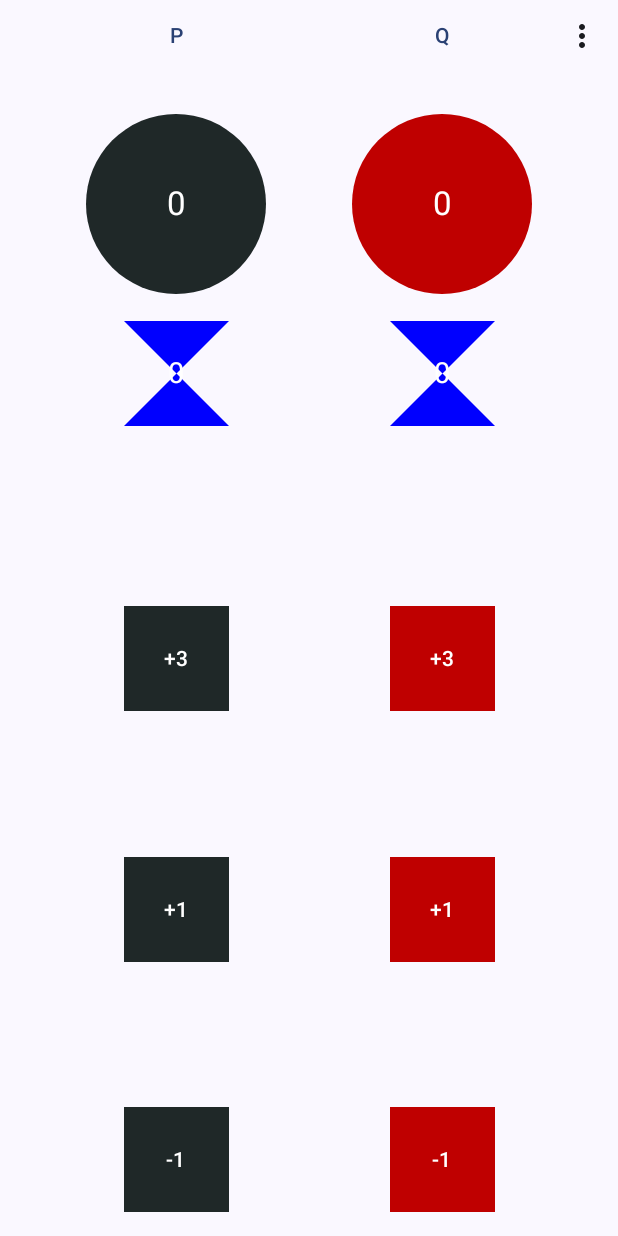
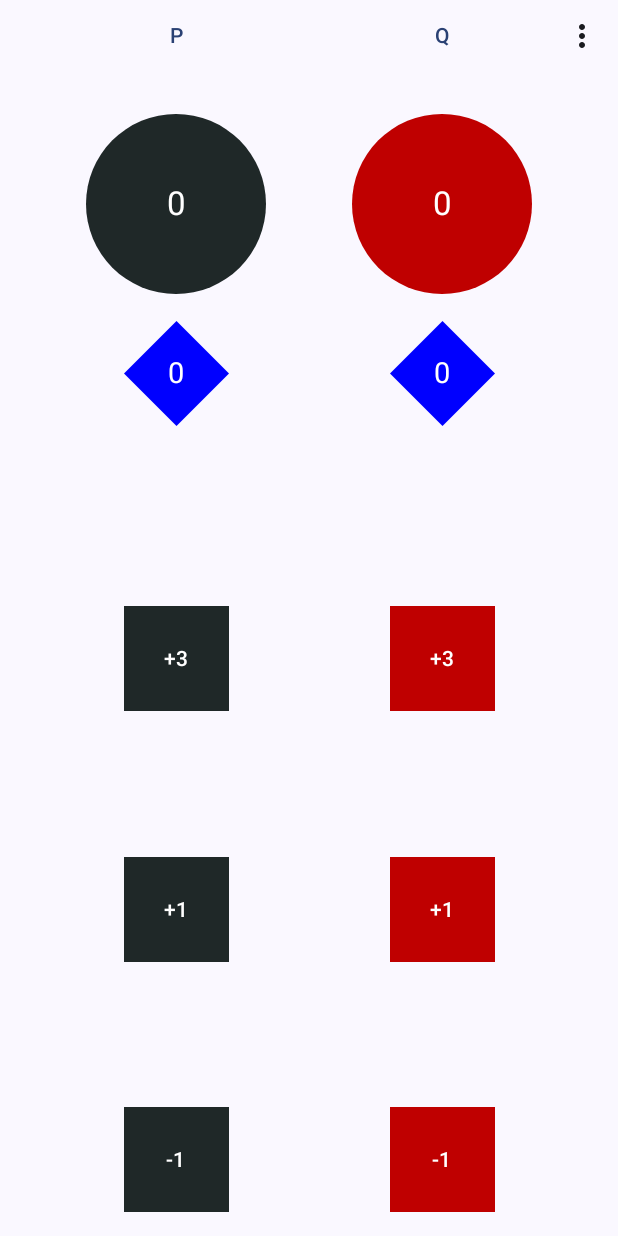
Before and after one commit to alexaleluia12/SomaTruco2, an Android app built with Jetpack Compose: the screen it shows after launch (MainActivity), on a phone screen of 412 x 824 dp. Run offline under Robolectric (Android 15) with nearby library versions, the phone set to English and light mode, and no system bars.

Commit message:
arruma forma/shape componente de vitorias

```diff
--- a/app/src/main/java/com/alexaleluia12/somatruco2/MainActivity.kt
+++ b/app/src/main/java/com/alexaleluia12/somatruco2/MainActivity.kt
@@ -43,7 +43,6 @@ import androidx.compose.runtime.remember
 import androidx.compose.runtime.setValue
 import androidx.compose.ui.Alignment
 import androidx.compose.ui.Modifier
-import androidx.compose.ui.geometry.Offset
 import androidx.compose.ui.geometry.Size
 import androidx.compose.ui.graphics.Color
 import androidx.compose.ui.graphics.Outline
@@ -71,6 +70,7 @@ class MainActivity : ComponentActivity() {
         super.onCreate(savedInstanceState)
         window.addFlags(WindowManager.LayoutParams.FLAG_KEEP_SCREEN_ON)
         val sound = SoundPool.Builder().setMaxStreams(1).build()
+        // TODO(usar lazy inity)
         val soundId = sound.load(applicationContext, R.raw.bit_sound, 1)
 
 
@@ -242,7 +242,7 @@ fun Player(
                 color = Color.White,
                 modifier = Modifier
                     .size(70.dp)
-                    .background(color = Color.Blue, shape = PentagoShape())
+                    .background(color = Color.Blue, shape = GoldenShape())
                     .wrapContentHeight(align = Alignment.CenterVertically)
 
             )
@@ -292,42 +292,33 @@ fun Player(
     }
 }
 
-class PentagoShape : Shape {
+class GoldenShape : Shape {
     override fun createOutline(
         size: Size,
         layoutDirection: LayoutDirection,
         density: Density
     ): Outline {
+
         return Outline.Generic(
-            path = mycustonDraw(size = size)
+            path = rotatedSquare(size = size)
         )
     }
-    // TODO(deixar estrela certinho)
-    fun mycustonDraw(size: Size): Path {
+
+    private fun rotatedSquare(size: Size): Path {
         val path = Path()
-        path.moveTo(0f, 0f)
-        path.lineTo(size.width / 2f, size.height / 2f)
-        path.lineTo(size.width, 0f)
+        path.moveTo(size.width / 2f, size.height)
+        path.lineTo(size.width, size.height / 2f)
+
+        path.lineTo(size.width / 2f, 0f)
+        path.lineTo(0f, size.height / 2f)
+
         path.close()
 
-        val tp = Path().apply {
-            moveTo(0f, 0f)
-            lineTo(size.width / 2f, size.height / 2f)
-            lineTo(size.width, 0f)
-            close()
-        }
-        val bt = Path().apply {
-            moveTo(0f, size.height)
-            lineTo(size.width / 2f, size.height / 2f)
-            lineTo(size.width, size.height)
-            close()
-        }
-        tp.addPath(bt, Offset(0f, 0f))
-        return tp
+        return path
     }
 
 }
-
+// TODO(implementar outra forma de mudar o nome do jogador, de forma mais desacoplada)
 @OptIn(ExperimentalMaterial3Api::class)
 @Composable
 fun PlayerName(name: String, onSaveName: (name: String) -> Unit, finally: () -> Unit) {
```
